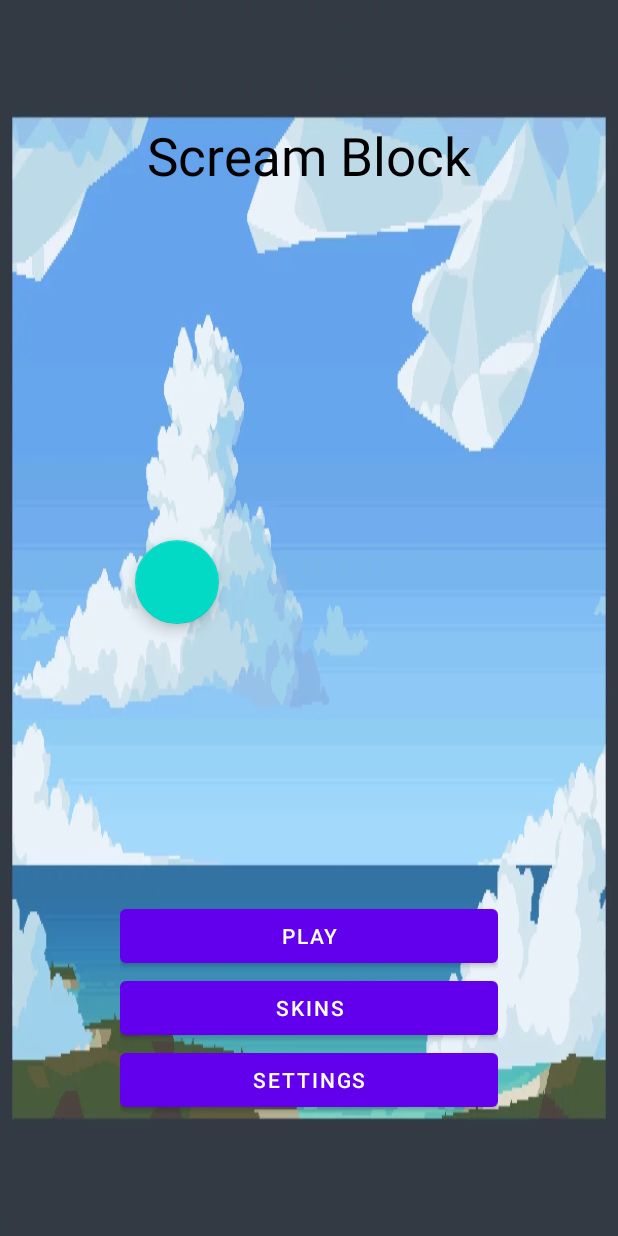
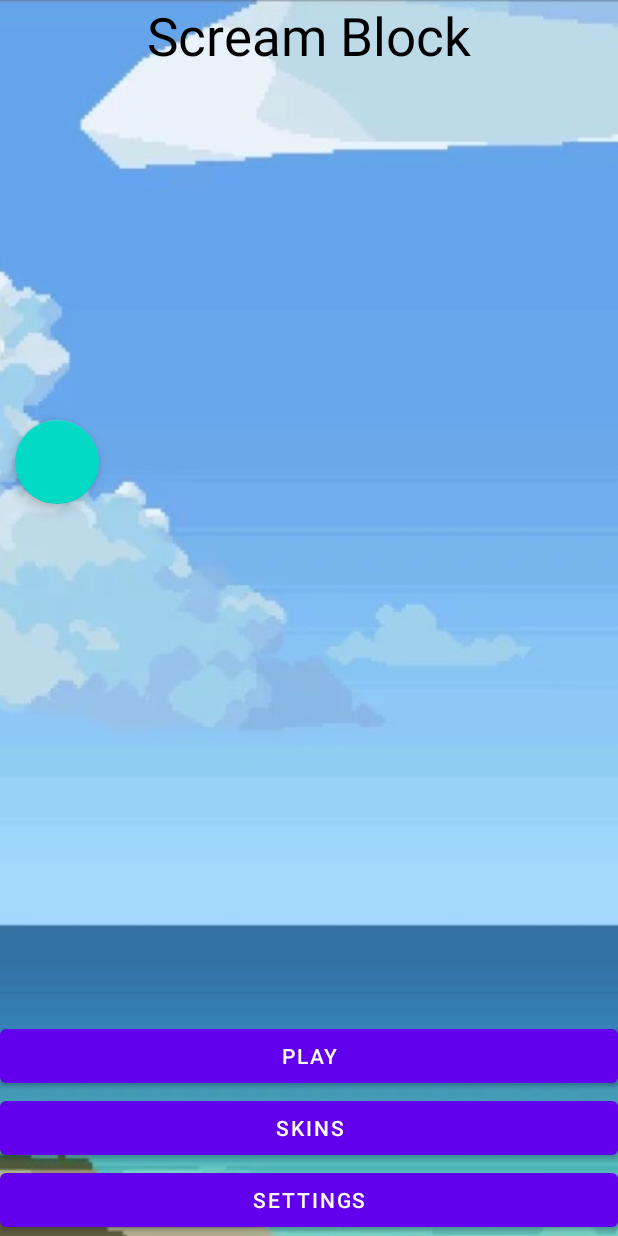
Before and after one commit to daigenburton/ec327, an Android app: the layout main.xml on its own in the app's theme, with its tools: preview values and no code run, on a phone screen of 412 x 824 dp. Run offline under Robolectric (Android 15) with nearby library versions, the phone set to English and light mode, and no system bars.

Commit message:
Cropped background.jpg to fit and added center crop to fill screen, need to add padding to buttons

```diff
--- a/app/src/main/res/layout/main.xml
+++ b/app/src/main/res/layout/main.xml
@@ -1,9 +1,15 @@
 <?xml version="1.0" encoding="utf-8"?>
 <RelativeLayout xmlns:android="http://schemas.android.com/apk/res/android"
     android:layout_width="match_parent"
-    android:layout_height="match_parent"
-    android:background="@drawable/background"
-    android:padding="80dp">
+    android:layout_height="match_parent">
+
+    <ImageView
+        android:layout_width="fill_parent"
+        android:layout_height="fill_parent"
+        android:id="@+id/backgroundImageView"
+        android:src="@drawable/background"
+        android:scaleType="centerCrop"
+        ></ImageView>
 
 
     <!-- Displays App Name -->
```
Also changed, not shown: app/src/main/res/drawable/background.jpeg.
